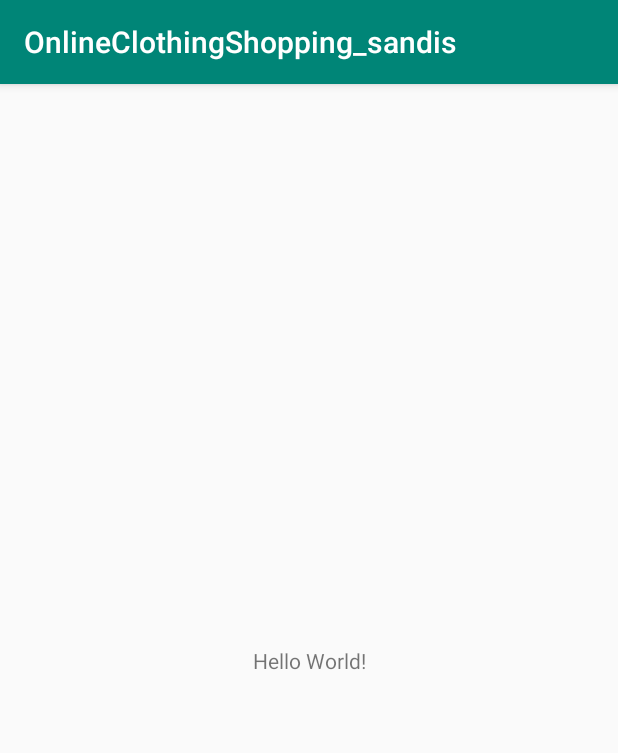
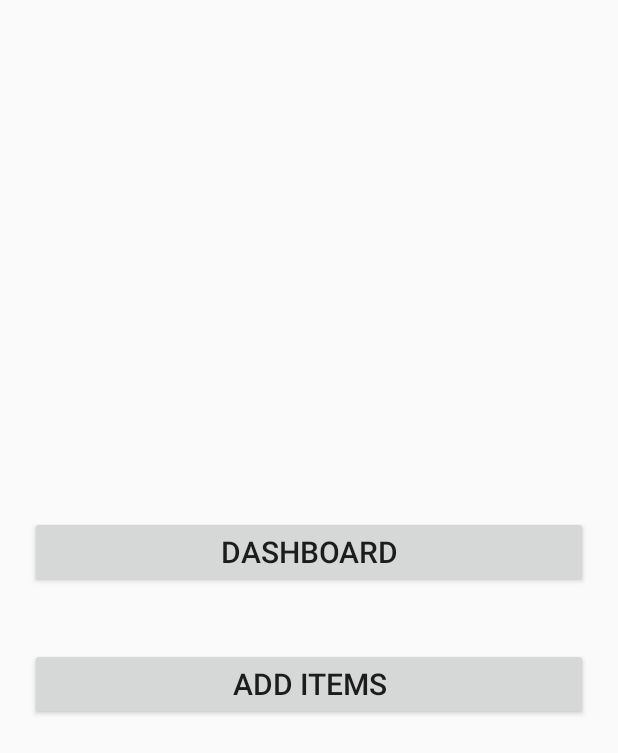
Before and after one commit to Sprajapati123/OnlineClothingShopping_sandis, an Android app: the MainActivity screen opened directly, with no data from a screen before it, on a phone screen of 412 x 824 dp. Shown: the top 753 px of the screen. Run offline under Robolectric (Android 15) with nearby library versions, the phone set to English and light mode, and no system bars.

```diff
--- a/app/src/main/AndroidManifest.xml
+++ b/app/src/main/AndroidManifest.xml
@@ -10,8 +10,7 @@
         android:supportsRtl="true"
         android:theme="@style/AppTheme">
         <activity
-            android:name=".ViewPagerActivity"
-            >
+            android:name=".ViewPagerActivity">
             <intent-filter>
                 <action android:name="android.intent.action.MAIN" />
 
--- a/app/src/main/java/com/onlineclothingshopping/ViewPagerActivity.java
+++ b/app/src/main/java/com/onlineclothingshopping/ViewPagerActivity.java
@@ -8,12 +8,13 @@ import android.support.v4.view.ViewPager;
 import android.support.v7.app.AppCompatActivity;
 import android.support.v7.widget.Toolbar;
 import android.view.View;
+import android.view.Window;
 
 import Adapter.ViewPagerAdapter;
 import Fragments.LoginFragment;
 import Fragments.RegisterFragment;
 
-public class ViewPagerActivity extends AppCompatActivity {
+public class ViewPagerActivity extends AppCompatActivity  {
 
     private ViewPager viewPager;
     private TabLayout tabLayout;
--- a/app/src/main/res/layout/activity_main.xml
+++ b/app/src/main/res/layout/activity_main.xml
@@ -1,18 +1,29 @@
 <?xml version="1.0" encoding="utf-8"?>
-<android.support.constraint.ConstraintLayout xmlns:android="http://schemas.android.com/apk/res/android"
+<LinearLayout xmlns:android="http://schemas.android.com/apk/res/android"
     xmlns:app="http://schemas.android.com/apk/res-auto"
     xmlns:tools="http://schemas.android.com/tools"
     android:layout_width="match_parent"
     android:layout_height="match_parent"
+    android:orientation="vertical"
+    android:gravity="center"
     tools:context=".MainActivity">
 
-    <TextView
-        android:layout_width="wrap_content"
+    <Button
+        android:layout_width="match_parent"
         android:layout_height="wrap_content"
-        android:text="Hello World!"
-        app:layout_constraintBottom_toBottomOf="parent"
-        app:layout_constraintLeft_toLeftOf="parent"
-        app:layout_constraintRight_toRightOf="parent"
-        app:layout_constraintTop_toTopOf="parent" />
+        android:text="Dashboard"
+        android:textSize="20sp"
+        android:layout_margin="20dp"
+        android:id="@+id/btndashboard"
+        />
 
-</android.support.constraint.ConstraintLayout>
+
+    <Button
+        android:layout_width="match_parent"
+        android:layout_height="wrap_content"
+        android:text="Add items"
+        android:textSize="20sp"
+        android:layout_margin="20dp"
+        android:id="@+id/additems"
+        />
+</LinearLayout>
--- a/app/src/main/res/layout/fragment_login.xml
+++ b/app/src/main/res/layout/fragment_login.xml
@@ -22,6 +22,7 @@
         android:gravity="center"
         android:textSize="20sp"
         android:id="@+id/password"
+        android:inputType="textPassword"
         android:layout_margin="20dp"/>
 
     <Button
--- a/app/src/main/res/layout/fragment_register.xml
+++ b/app/src/main/res/layout/fragment_register.xml
@@ -20,6 +20,7 @@
         android:layout_width="match_parent"
         android:layout_height="wrap_content"
         android:hint="Password"
+        android:inputType="textPassword"
         android:gravity="center"
         android:textSize="20sp"
         android:id="@+id/password-register"
--- a/app/src/main/res/values/styles.xml
+++ b/app/src/main/res/values/styles.xml
@@ -1,7 +1,7 @@
 <resources>
 
     <!-- Base application theme. -->
-    <style name="AppTheme" parent="Theme.AppCompat.Light.DarkActionBar">
+    <style name="AppTheme" parent="Theme.AppCompat.Light.NoActionBar">
         <!-- Customize your theme here. -->
         <item name="colorPrimary">@color/colorPrimary</item>
         <item name="colorPrimaryDark">@color/colorPrimaryDark</item>
```
Also changed, not shown: app/src/main/java/Fragments/LoginFragment.java (+44 -1 lines), app/src/main/java/Fragments/RegisterFragment.java (+42 -1 lines).
